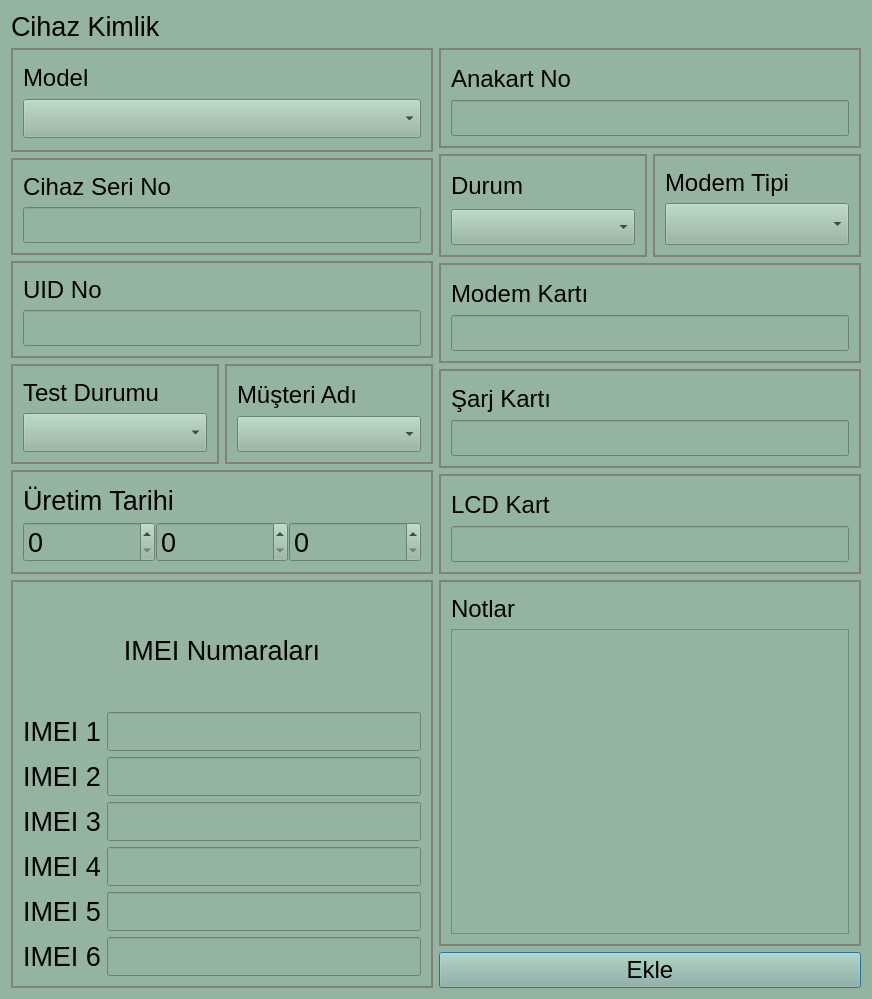
Qt form src/secdialog.ui (yunusemrecinar/QT5-cihaz-kimlik-teknik-servis) before a commit.
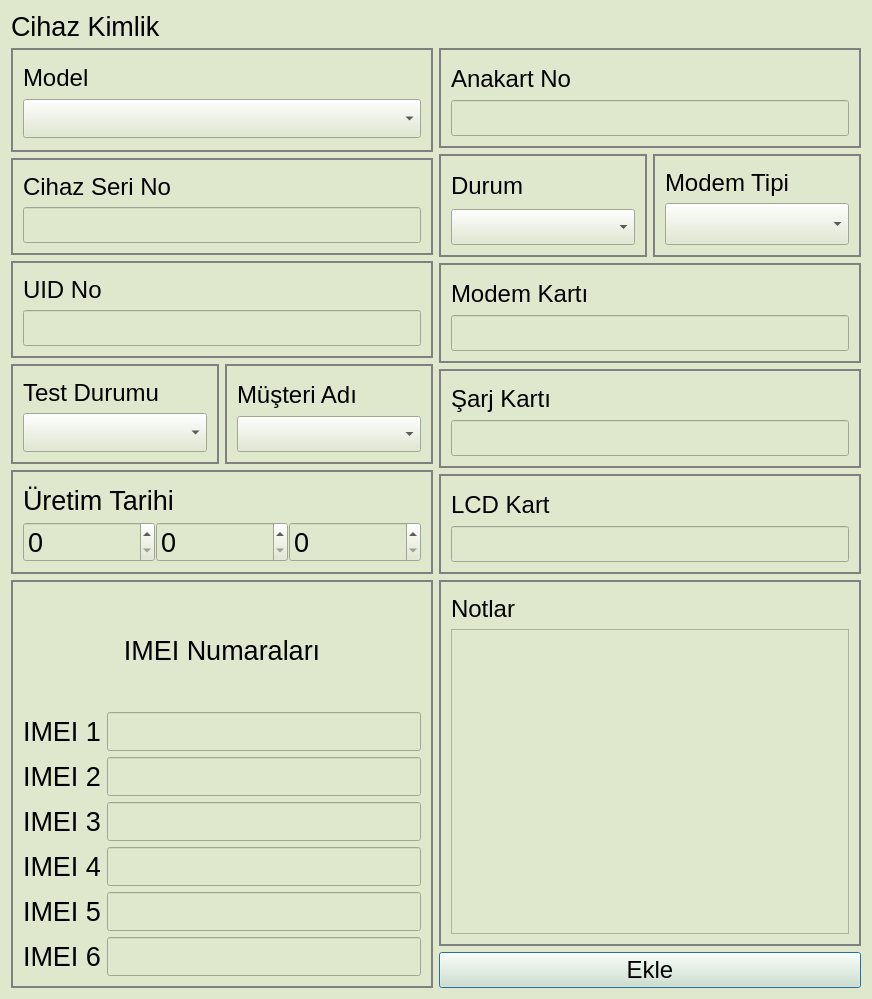
The same form after that commit.

```diff
--- a/src/secdialog.ui
+++ b/src/secdialog.ui
@@ -20,7 +20,7 @@
   </property>
   <property name="styleSheet">
    <string notr="true">QWidget {
-  background-color: #94B49F ;
+  background-color: #DFE8CC ;
 }</string>
   </property>
   <layout class="QVBoxLayout" name="verticalLayout_19">
```
